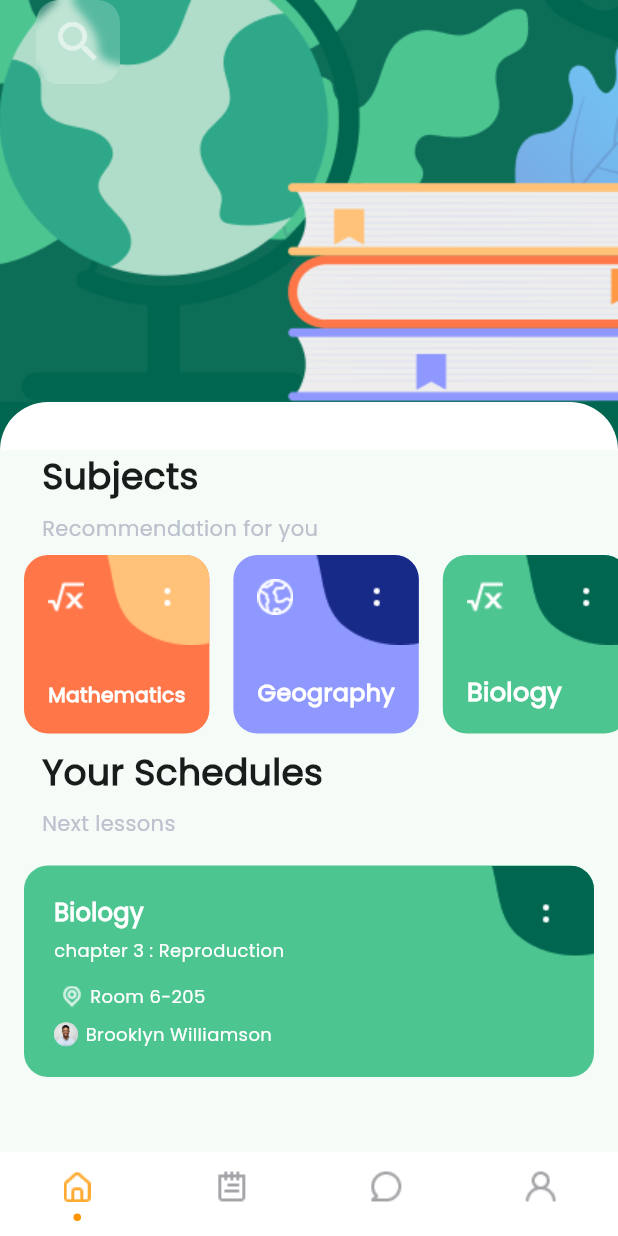
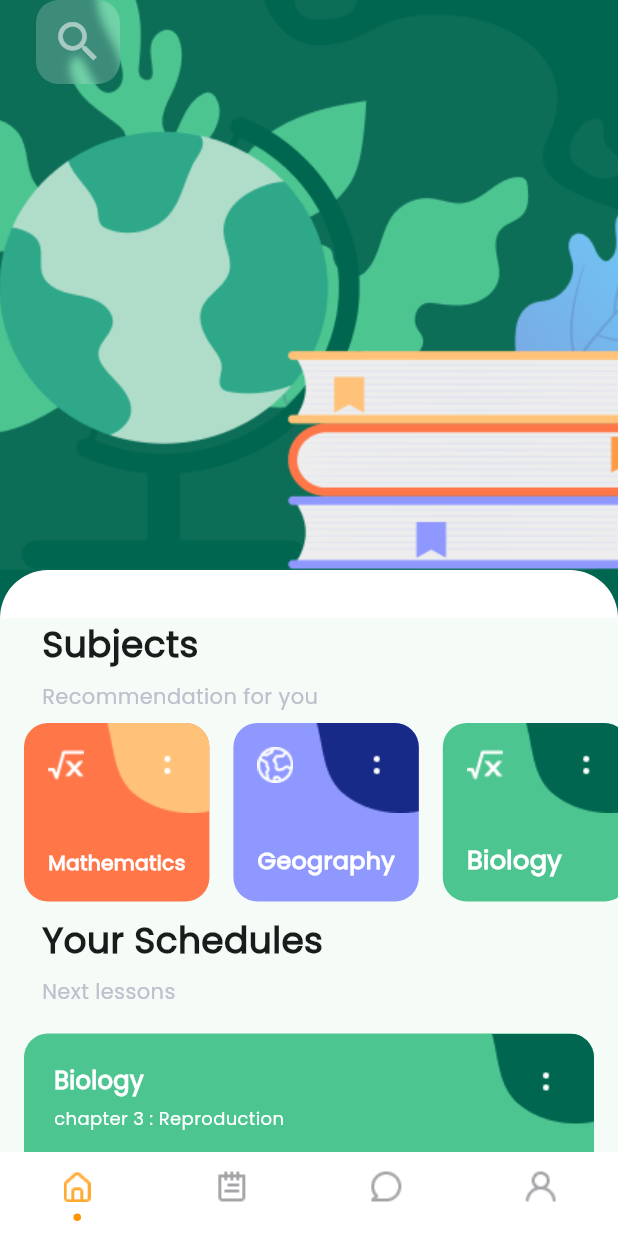
Before and after one commit to chandan-droid/skill_week_0, a Flutter app: the screen it shows after launch, on a phone screen of 412 x 824 dp. Run offline on Flutter 3.47's test engine with Material 3 defaults, Android fonts, the phone set to English and light mode, and no system bars; drawn by our look-alikes of persistent_bottom_nav_bar; our stand-ins replace easy_date_timeline, timeline_tile; missing offline and left inert: window_manager, window_size.

Commit message:
2nd commit

```diff
--- a/lib/tabs/home_page.dart
+++ b/lib/tabs/home_page.dart
@@ -27,8 +27,8 @@ class _HomePageState extends State<HomePage> {
              floating: true,
              pinned: true,
              centerTitle: false,
-             expandedHeight: 300,
-             flexibleSpace:  FlexibleSpaceBar(
+             expandedHeight: screenHeight*0.5,
+             flexibleSpace:  const FlexibleSpaceBar(
                background: Stack(
                  clipBehavior: Clip.hardEdge,
                  children:[
@@ -36,21 +36,20 @@ class _HomePageState extends State<HomePage> {
                      bottom:32,
                      right: 0,
                      child: Image(
-                       image: const AssetImage("lib/assets/Vector.png"),
-                       //width: screenWidth*0.86,
+                       image: AssetImage("lib/assets/Vector.png"),
+
                      ),
                    ),
                    Positioned(
                      right: 0,
                      bottom: 32,
                      child: Image(
-                       image: const AssetImage("lib/assets/image.png"),
-                       //width:screenWidth*0.7,
+                       image: AssetImage("lib/assets/image.png"),
                      ),
                    ),
                  ]
                ),
-               stretchModes: const [
+               stretchModes: [
                  StretchMode.blurBackground,
                  StretchMode.zoomBackground,
                ],
```
